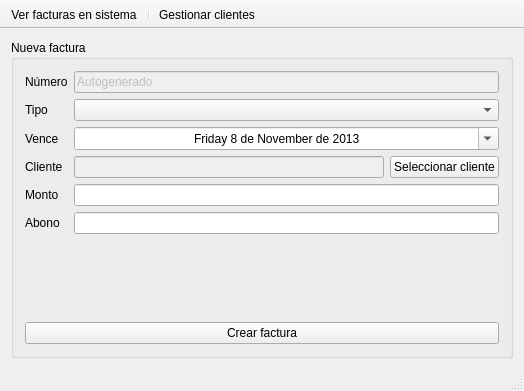
Qt form mainwindow.ui (elshaka/AltoNivel) before a commit.
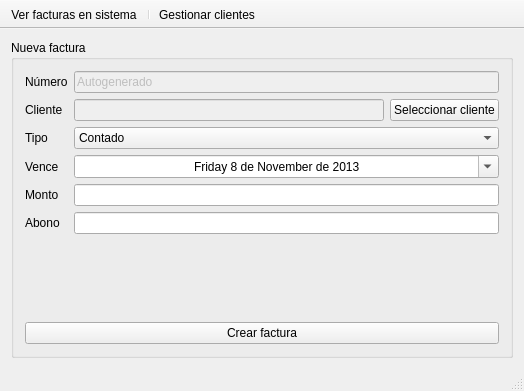
The same form after that commit. Icons and pictures are not drawn.

Commit message: Contado y Crédito como Tipo de factura

The edit to the form file:
```diff
--- a/mainwindow.ui
+++ b/mainwindow.ui
@@ -14,7 +14,7 @@
    <string>Sistema de Facturación - Nueva factura</string>
   </property>
   <widget class="QWidget" name="centralWidget">
-   <layout class="QVBoxLayout" name="verticalLayout">
+   <layout class="QHBoxLayout" name="horizontalLayout_3">
     <item>
      <widget class="QGroupBox" name="groupBox">
       <property name="title">
@@ -46,15 +46,15 @@
            </property>
           </widget>
          </item>
-         <item row="3" column="0">
+         <item row="1" column="0">
           <widget class="QLabel" name="label_3">
            <property name="text">
             <string>Cliente</string>
            </property>
           </widget>
          </item>
-         <item row="3" column="1">
-          <layout class="QHBoxLayout" name="horizontalLayout_2">
+         <item row="1" column="1">
+          <layout class="QHBoxLayout" name="horizontalLayout_5">
            <item>
             <widget class="QLineEdit" name="clienteLineEdit">
              <property name="enabled">
@@ -76,24 +76,35 @@
            </item>
           </layout>
          </item>
-         <item row="1" column="0">
+         <item row="2" column="0">
           <widget class="QLabel" name="label_4">
            <property name="text">
             <string>Tipo</string>
            </property>
           </widget>
          </item>
-         <item row="1" column="1">
-          <widget class="QComboBox" name="tipoComboBox"/>
+         <item row="2" column="1">
+          <widget class="QComboBox" name="tipoComboBox">
+           <item>
+            <property name="text">
+             <string>Contado</string>
+            </property>
+           </item>
+           <item>
+            <property name="text">
+             <string>Crédito</string>
+            </property>
+           </item>
+          </widget>
          </item>
-         <item row="2" column="0">
+         <item row="3" column="0">
           <widget class="QLabel" name="venceLabel">
            <property name="text">
             <string>Vence</string>
            </property>
           </widget>
          </item>
-         <item row="2" column="1">
+         <item row="3" column="1">
           <widget class="QDateEdit" name="venceDateEdit">
            <property name="enabled">
             <bool>true</bool>
@@ -124,7 +135,11 @@
           </widget>
          </item>
          <item row="4" column="1">
-          <widget class="QLineEdit" name="montoLineEdit"/>
+          <layout class="QHBoxLayout" name="horizontalLayout_2">
+           <item>
+            <widget class="QLineEdit" name="montoLineEdit"/>
+           </item>
+          </layout>
          </item>
          <item row="5" column="0">
           <widget class="QLabel" name="abonoLabel">
```
Left out of the diff: 18 changed lines with no effect on the pictures.
